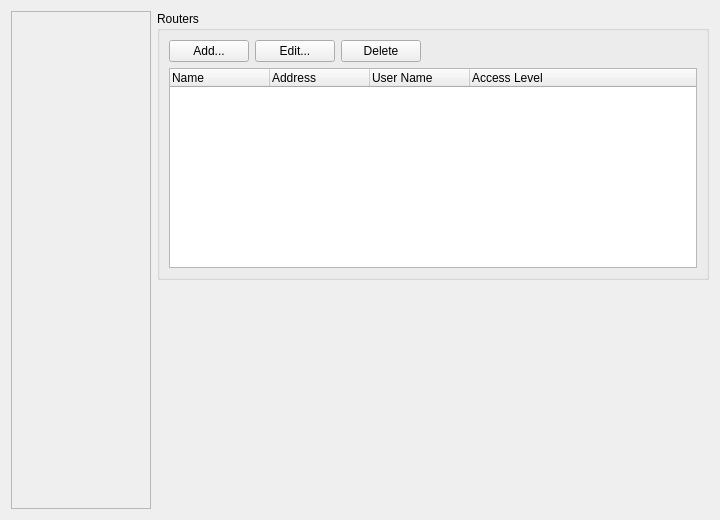
Before: the Qt Designer form source/client/desktop/settings_tab.ui in dchapyshev/aspia, drawn with Qt 5.
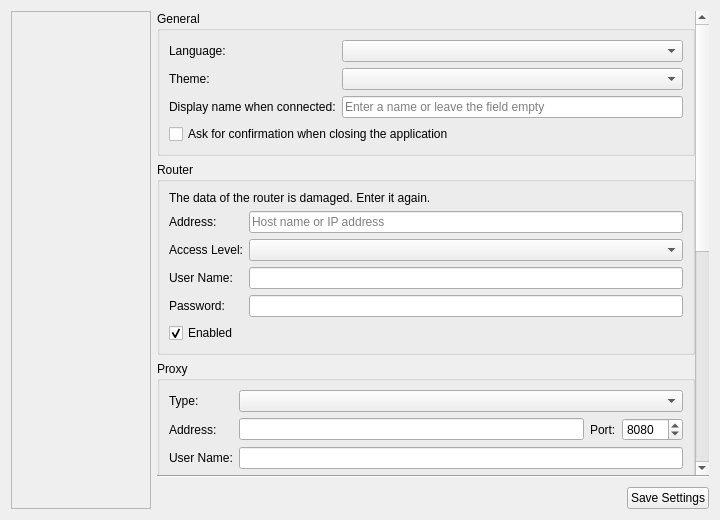
After: the same form once the commit is applied. Custom widgets are drawn as their Qt base class.

Commit message: Reworking to single-router per application instance.

What changed in the file:
```diff
--- a/source/client/desktop/settings_tab.ui
+++ b/source/client/desktop/settings_tab.ui
@@ -82,9 +82,27 @@
    <item>
     <widget class="QStackedWidget" name="page_stack">
      <property name="currentIndex">
-      <number>1</number>
+      <number>0</number>
      </property>
-     <widget class="QScrollArea" name="page_general">
+     <widget class="QWidget" name="page_general">
+      <layout class="QVBoxLayout" name="layout_general_page">
+       <property name="spacing">
+        <number>0</number>
+       </property>
+       <property name="leftMargin">
+        <number>0</number>
+       </property>
+       <property name="topMargin">
+        <number>0</number>
+       </property>
+       <property name="rightMargin">
+        <number>0</number>
+       </property>
+       <property name="bottomMargin">
+        <number>0</number>
+       </property>
+       <item>
+        <widget class="QScrollArea" name="scroll_general">
       <property name="frameShape">
        <enum>QFrame::Shape::NoFrame</enum>
       </property>
@@ -182,49 +200,90 @@
             </widget>
            </item>
            <item>
-            <widget class="QGroupBox" name="groupbox_backup">
+               <widget class="QGroupBox" name="groupbox_router">
              <property name="title">
-              <string>Backup</string>
-             </property>
-             <layout class="QGridLayout" name="layout_backup">
-              <item row="0" column="0" colspan="3">
-               <widget class="QCheckBox" name="checkbox_backup_on_startup">
+                 <string>Router</string>
+                </property>
+                <layout class="QGridLayout" name="layout_router">
+                 <item row="0" column="0" colspan="2">
+                  <widget class="QLabel" name="label_router_damaged">
                 <property name="text">
-                 <string>Create backups on application startup</string>
+                    <string>The data of the router is damaged. Enter it again.</string>
+                   </property>
+                   <property name="wordWrap">
+                    <bool>true</bool>
                 </property>
                </widget>
               </item>
               <item row="1" column="0">
-               <widget class="QLabel" name="label_backup_dir">
+                  <widget class="QLabel" name="label_router_address">
                 <property name="text">
-                 <string>Directory:</string>
+                    <string>Address:</string>
                 </property>
                </widget>
               </item>
               <item row="1" column="1">
-               <widget class="QLineEdit" name="edit_backup_dir"/>
-              </item>
-              <item row="1" column="2">
-               <widget class="QPushButton" name="button_select_backup_dir">
-                <property name="text">
-                 <string>Browse...</string>
+                  <widget class="QLineEdit" name="edit_router_address">
+                   <property name="maxLength">
+                    <number>64</number>
+                   </property>
+                   <property name="placeholderText">
+                    <string>Host name or IP address</string>
                 </property>
                </widget>
               </item>
               <item row="2" column="0">
-               <widget class="QLabel" name="label_backup_retention">
+                  <widget class="QLabel" name="label_router_session_type">
                 <property name="text">
-                 <string>Keep backups for:</string>
+                    <string>Access Level:</string>
                 </property>
                </widget>
               </item>
-              <item row="2" column="1" colspan="2">
-               <widget class="QComboBox" name="combo_backup_retention">
+                 <item row="2" column="1">
+                  <widget class="QComboBox" name="combo_router_session_type">
                 <property name="sizeAdjustPolicy">
                  <enum>QComboBox::SizeAdjustPolicy::AdjustToContents</enum>
                 </property>
                </widget>
               </item>
+                 <item row="3" column="0">
+                  <widget class="QLabel" name="label_router_username">
+                   <property name="text">
+                    <string>User Name:</string>
+                   </property>
+                  </widget>
+                 </item>
+                 <item row="3" column="1">
+                  <widget class="QLineEdit" name="edit_router_username">
+                   <property name="maxLength">
+                    <number>64</number>
+                   </property>
+                  </widget>
+                 </item>
+                 <item row="4" column="0">
+                  <widget class="QLabel" name="label_router_password">
+                   <property name="text">
+                    <string>Password:</string>
+                   </property>
+                  </widget>
+                 </item>
+                 <item row="4" column="1">
+                  <widget class="PasswordEdit" name="edit_router_password">
+                   <property name="maxLength">
+                    <number>64</number>
+                   </property>
+                  </widget>
+                 </item>
+                 <item row="5" column="0" colspan="2">
+                  <widget class="QCheckBox" name="checkbox_router_enabled">
+                   <property name="text">
+                    <string>Enabled</string>
+                   </property>
+                   <property name="checked">
+                    <bool>true</bool>
+                   </property>
+                  </widget>
+                 </item>
              </layout>
             </widget>
            </item>
@@ -301,6 +360,53 @@
              </layout>
             </widget>
            </item>
+              <item>
+               <widget class="QGroupBox" name="groupbox_backup">
+                <property name="title">
+                 <string>Backup</string>
+                </property>
+                <layout class="QGridLayout" name="layout_backup">
+                 <item row="0" column="0" colspan="3">
+                  <widget class="QCheckBox" name="checkbox_backup_on_startup">
+                   <property name="text">
+                    <string>Create backups on application startup</string>
+                   </property>
+                  </widget>
+                 </item>
+                 <item row="1" column="0">
+                  <widget class="QLabel" name="label_backup_dir">
+                   <property name="text">
+                    <string>Directory:</string>
+                   </property>
+                  </widget>
+                 </item>
+                 <item row="1" column="1">
+                  <widget class="QLineEdit" name="edit_backup_dir"/>
+                 </item>
+                 <item row="1" column="2">
+                  <widget class="QPushButton" name="button_select_backup_dir">
+                   <property name="text">
+                    <string>Browse...</string>
+                   </property>
+                  </widget>
+                 </item>
+                 <item row="2" column="0">
+                  <widget class="QLabel" name="label_backup_retention">
+                   <property name="text">
+                    <string>Keep backups for:</string>
+                   </property>
+                  </widget>
+                 </item>
+                 <item row="2" column="1" colspan="2">
+                  <widget class="QComboBox" name="combo_backup_retention">
+                   <property name="sizeAdjustPolicy">
+                    <enum>QComboBox::SizeAdjustPolicy::AdjustToContents</enum>
+                   </property>
+                  </widget>
+                 </item>
+                </layout>
+               </widget>
+              </item>
            <item>
             <widget class="QGroupBox" name="groupbox_security">
              <property name="title">
@@ -357,21 +463,26 @@
        </layout>
       </widget>
      </widget>
-     <widget class="QScrollArea" name="page_routers">
+       </item>
+       <item>
+        <widget class="QFrame" name="line_general_footer">
       <property name="frameShape">
-       <enum>QFrame::Shape::NoFrame</enum>
-      </property>
-      <property name="widgetResizable">
+          <enum>QFrame::Shape::HLine</enum>
+         </property>
+         <property name="frameShadow">
+          <enum>QFrame::Shadow::Sunken</enum>
+         </property>
+        </widget>
+       </item>
+       <item>
+        <widget class="QWidget" name="page_general_footer" native="true">
+         <property name="autoFillBackground">
        <bool>true</bool>
       </property>
-      <widget class="QWidget" name="page_routers_body">
-       <layout class="QHBoxLayout" name="layout_routers_outer">
+         <layout class="QHBoxLayout" name="layout_general_footer_outer">
         <property name="leftMargin">
          <number>0</number>
         </property>
-        <property name="topMargin">
-         <number>0</number>
-        </property>
         <property name="rightMargin">
          <number>0</number>
         </property>
@@ -379,8 +490,8 @@
          <number>0</number>
         </property>
         <item>
-         <widget class="QWidget" name="page_routers_content" native="true">
-          <layout class="QVBoxLayout" name="layout_routers">
+           <widget class="QWidget" name="page_general_footer_content" native="true">
+            <layout class="QHBoxLayout" name="layout_save_general">
            <property name="leftMargin">
             <number>0</number>
            </property>
@@ -394,36 +505,7 @@
             <number>0</number>
            </property>
            <item>
-            <widget class="QGroupBox" name="groupbox_routers">
-             <property name="title">
-              <string>Routers</string>
-             </property>
-             <layout class="QVBoxLayout" name="layout_groupbox_routers">
-              <item>
-               <layout class="QHBoxLayout" name="layout_router_buttons">
-                <item>
-                 <widget class="QPushButton" name="button_add_router">
-                  <property name="text">
-                   <string>Add...</string>
-                  </property>
-                 </widget>
-                </item>
-                <item>
-                 <widget class="QPushButton" name="button_edit_router">
-                  <property name="text">
-                   <string>Edit...</string>
-                  </property>
-                 </widget>
-                </item>
-                <item>
-                 <widget class="QPushButton" name="button_delete_router">
-                  <property name="text">
-                   <string>Delete</string>
-                  </property>
-                 </widget>
-                </item>
-                <item>
-                 <spacer name="horizontalSpacer_routers">
+              <spacer name="horizontalSpacer_save_general">
                   <property name="orientation">
                    <enum>Qt::Orientation::Horizontal</enum>
                   </property>
@@ -435,77 +517,20 @@
                   </property>
                  </spacer>
                 </item>
-               </layout>
-              </item>
               <item>
-               <widget class="QTreeWidget" name="tree_routers">
-                <property name="sizePolicy">
-                 <sizepolicy hsizetype="Expanding" vsizetype="Fixed">
-                  <horstretch>0</horstretch>
-                  <verstretch>0</verstretch>
-                 </sizepolicy>
-                </property>
-                <property name="minimumSize">
-                 <size>
-                  <width>0</width>
-                  <height>200</height>
-                 </size>
-                </property>
-                <property name="maximumSize">
-                 <size>
-                  <width>16777215</width>
-                  <height>200</height>
-                 </size>
-                </property>
-                <property name="rootIsDecorated">
-                 <bool>false</bool>
-                </property>
-                <property name="uniformRowHeights">
-                 <bool>true</bool>
-                </property>
-                <column>
+              <widget class="QPushButton" name="button_save_general">
                  <property name="text">
-                  <string>Name</string>
-                 </property>
-                </column>
-                <column>
-                 <property name="text">
-                  <string>Address</string>
-                 </property>
-                </column>
-                <column>
-                 <property name="text">
-                  <string>User Name</string>
-                 </property>
-                </column>
-                <column>
-                 <property name="text">
-                  <string>Access Level</string>
-                 </property>
-                </column>
+                <string>Save Settings</string>
+               </property>
                </widget>
               </item>
              </layout>
             </widget>
            </item>
-           <item>
-            <spacer name="verticalSpacer_routers">
-             <property name="orientation">
-              <enum>Qt::Orientation::Vertical</enum>
-             </property>
-             <property name="sizeHint" stdset="0">
-              <size>
-               <width>20</width>
-               <height>40</height>
-              </size>
-             </property>
-            </spacer>
-           </item>
           </layout>
          </widget>
         </item>
        </layout>
-      </widget>
      </widget>
      <widget class="QScrollArea" name="page_desktop">
       <property name="frameShape">
```
Lines whose indentation alone changed are shown as unchanged. The commit also changes 139 other files.
